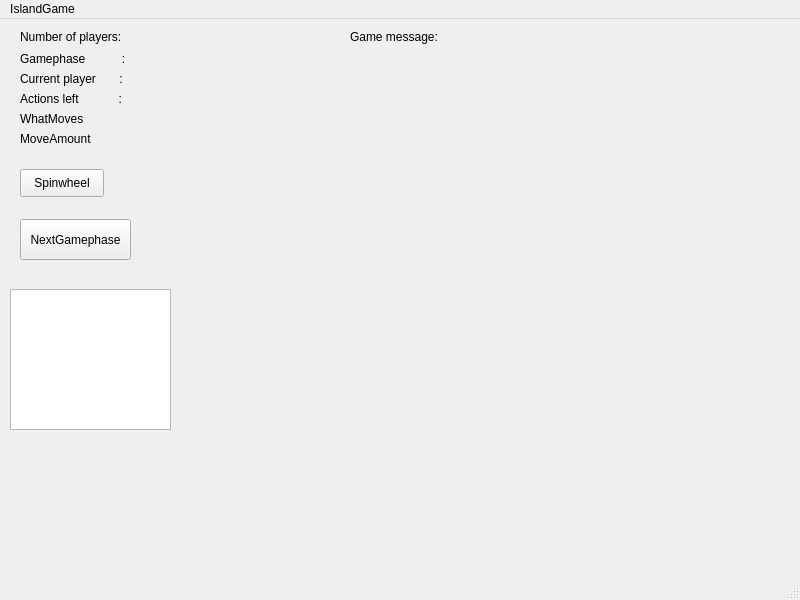
Above: UI/mainwindow.ui from Sakujii/islandgame before the change. Below: the same form after it.
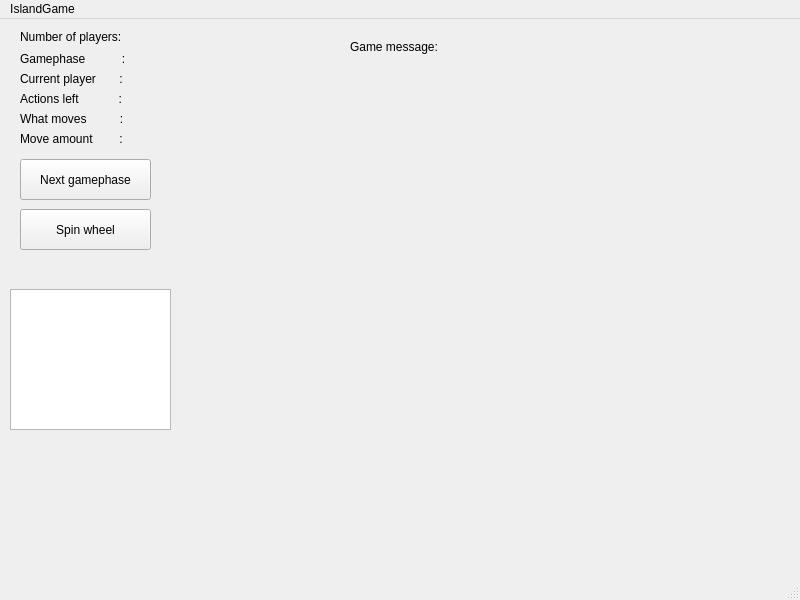
That is the form after the change.

Commit message: Refactored drawActor method to simpler form, other minor changes

What changed in the file:
```diff
--- a/UI/mainwindow.ui
+++ b/UI/mainwindow.ui
@@ -96,13 +96,13 @@
     <property name="geometry">
      <rect>
       <x>20</x>
-      <y>200</y>
-      <width>111</width>
+      <y>140</y>
+      <width>131</width>
       <height>41</height>
      </rect>
     </property>
     <property name="text">
-     <string>NextGamephase</string>
+     <string>Next gamephase</string>
     </property>
    </widget>
    <widget class="QLabel" name="labelActionsleft">
@@ -135,13 +135,13 @@
     <property name="geometry">
      <rect>
       <x>20</x>
-      <y>150</y>
-      <width>84</width>
-      <height>28</height>
+      <y>190</y>
+      <width>131</width>
+      <height>41</height>
      </rect>
     </property>
     <property name="text">
-     <string>Spinwheel</string>
+     <string>Spin wheel</string>
     </property>
    </widget>
    <widget class="QLabel" name="labelWhatMoves">
@@ -149,12 +149,12 @@
      <rect>
       <x>20</x>
       <y>90</y>
-      <width>101</width>
+      <width>121</width>
       <height>20</height>
      </rect>
     </property>
     <property name="text">
-     <string>WhatMoves</string>
+     <string>What moves          :</string>
     </property>
    </widget>
    <widget class="QLabel" name="labelMoveAmount">
@@ -162,12 +162,12 @@
      <rect>
       <x>20</x>
       <y>110</y>
-      <width>91</width>
+      <width>121</width>
       <height>20</height>
      </rect>
     </property>
     <property name="text">
-     <string>MoveAmount</string>
+     <string>Move amount        :</string>
     </property>
    </widget>
    <widget class="QLabel" name="labelWhatMovesId">
@@ -230,7 +230,7 @@
     <property name="geometry">
      <rect>
       <x>350</x>
-      <y>10</y>
+      <y>20</y>
       <width>101</width>
       <height>16</height>
      </rect>
```
The commit also changes 3 other files.
